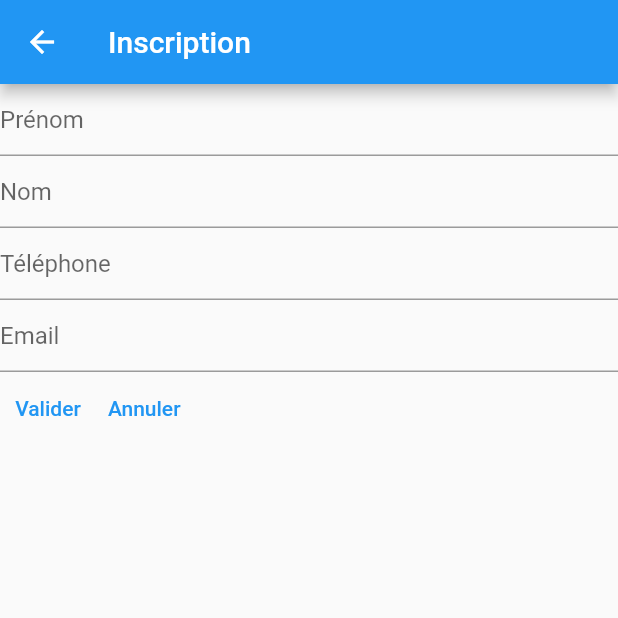
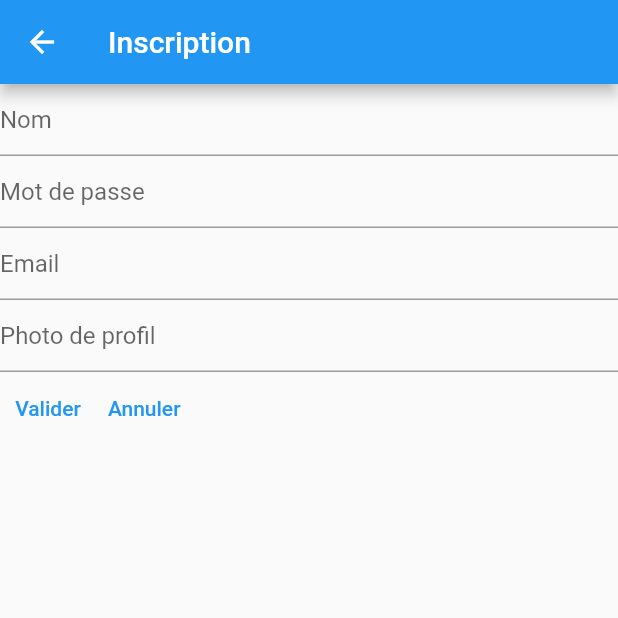
Before and after one commit to BONNEFONDHywel/backlog_flutter_avance, a Flutter app: the Screen2 screen opened by its route, on a phone screen of 412 x 824 dp, the top half of it. Run offline on Flutter 3.47's test engine with Material 2 defaults, Android fonts, the phone set to English and light mode, and no system bars; our stand-ins replace fluro, flutter_dotenv; missing offline and left inert: mongo_dart.

Commit message:
Class inscription + base formulaire
Création de la class inscription et début du formulaire lui correspondant

```diff
--- /dev/null
+++ b/lib/modeles/class_inscription.dart
@@ -0,0 +1,11 @@
+import 'package:flutter/cupertino.dart';
+
+class Inscription {
+  final String name;
+  final String password;
+  final String email;
+  final AssetImage picture;
+
+  Inscription(
+      {required this.name, required this.password, required this.email, required this.picture});
+}
--- a/lib/pages/inscription.dart
+++ b/lib/pages/inscription.dart
@@ -1,4 +1,6 @@
 import 'package:flutter/material.dart';
+
+import 'package:ecurie/modeles/class_inscription.dart';
 
 class Screen2 extends StatelessWidget {
   const Screen2({super.key});
@@ -14,28 +16,19 @@ class Screen2 extends StatelessWidget {
           child: Column(
             children: <Widget>[
               TextFormField(
-                decoration: const InputDecoration(hintText: 'Prénom'),
+                decoration: const InputDecoration(hintText: 'Nom'),
                 validator: (value) {
                   if (value!.isEmpty) {
-                    return 'Veuillez écrire un prénom';
+                    return 'Veuillez renseigner un nom';
                   }
                   return null;
                 },
               ),
               TextFormField(
-                decoration: const InputDecoration(hintText: 'Nom'),
+                decoration: const InputDecoration(hintText: 'Mot de passe'),
                 validator: (value) {
                   if (value!.isEmpty) {
-                    return 'Veuillez écrire un nom';
-                  }
-                  return null;
-                },
-              ),
-              TextFormField(
-                decoration: const InputDecoration(hintText: 'Téléphone'),
-                validator: (value) {
-                  if (value!.isEmpty) {
-                    return 'Veuillez écrire un numéro de téléphone';
+                    return 'Veuillez renseigner un mot de passe';
                   }
                   return null;
                 },
@@ -44,7 +37,16 @@ class Screen2 extends StatelessWidget {
                 decoration: const InputDecoration(hintText: 'Email'),
                 validator: (value) {
                   if (value!.isEmpty) {
-                    return 'Veuillez écrire un mail';
+                    return 'Veuillez renseigner un email';
+                  }
+                  return null;
+                },
+              ),
+              TextFormField(
+                decoration: const InputDecoration(hintText: 'Photo de profil'),
+                validator: (value) {
+                  if (value!.isEmpty) {
+                    return 'Veuillez renseigner une photo de profil';
                   }
                   return null;
                 },
@@ -60,7 +62,8 @@ class Screen2 extends StatelessWidget {
                   TextButton(
                     child: const Text('Annuler'),
                     onPressed: () {
-                      Navigator.of(context).pop();
+                      print('pas réussi');
+                      // Navigator.of(context).pop();
                     },
                   ),
                 ],
```
